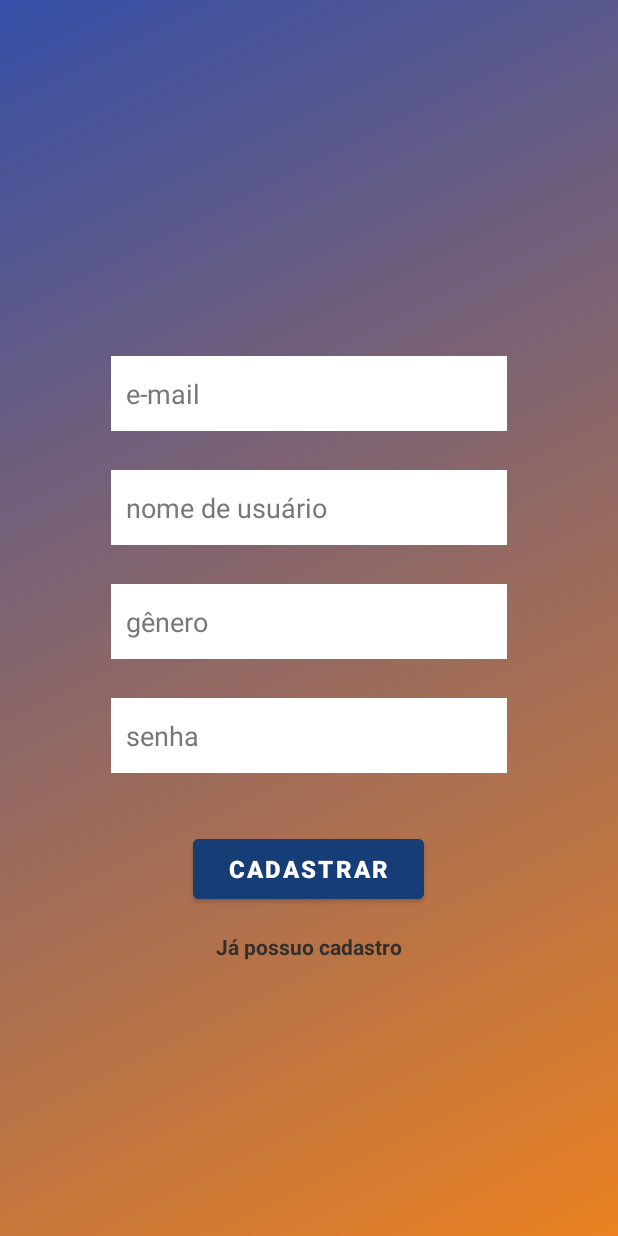
After one commit to CharlesJKK/UDayToday, an Android app: the registerScreen screen opened directly, with no data from a screen before it, on a phone screen of 412 x 824 dp. The commit adds this screen. Run offline under Robolectric (Android 15) with nearby library versions, the phone set to English and light mode, and no system bars.

Commit message:
feat: navegação para tela de registro e design estático da mesma

```diff
--- a/app/build.gradle
+++ b/app/build.gradle
@@ -30,6 +30,9 @@ android {
     kotlinOptions {
         jvmTarget = '1.8'
     }
+    viewBinding{
+        enabled = true
+    }
 }
 
 dependencies {
--- a/app/src/main/AndroidManifest.xml
+++ b/app/src/main/AndroidManifest.xml
@@ -12,6 +12,9 @@
         android:theme="@style/Theme.Udaytoday"
         tools:targetApi="31">
         <activity
+            android:name=".registerScreen"
+            android:exported="false" />
+        <activity
             android:name=".MainActivity"
             android:exported="true">
             <intent-filter>
--- a/app/src/main/java/com/example/udaytoday/MainActivity.kt
+++ b/app/src/main/java/com/example/udaytoday/MainActivity.kt
@@ -1,11 +1,22 @@
 package com.example.udaytoday
 
+import android.content.Intent
 import androidx.appcompat.app.AppCompatActivity
 import android.os.Bundle
+import com.example.udaytoday.databinding.ActivityMainBinding
 
 class MainActivity : AppCompatActivity() {
+
+    private lateinit var binding: ActivityMainBinding
     override fun onCreate(savedInstanceState: Bundle?) {
         super.onCreate(savedInstanceState)
-        setContentView(R.layout.activity_main)
+        binding = ActivityMainBinding.inflate(layoutInflater)
+        val view = binding.root
+        setContentView(view)
+
+        binding.registerBtn.setOnClickListener {
+            val navigationToRegister = Intent(this, registerScreen::class.java)
+            startActivity(navigationToRegister)
+        }
     }
 }
--- /dev/null
+++ b/app/src/main/java/com/example/udaytoday/registerScreen.kt
@@ -0,0 +1,11 @@
+package com.example.udaytoday
+
+import androidx.appcompat.app.AppCompatActivity
+import android.os.Bundle
+
+class registerScreen : AppCompatActivity() {
+    override fun onCreate(savedInstanceState: Bundle?) {
+        super.onCreate(savedInstanceState)
+        setContentView(R.layout.activity_register_screen)
+    }
+}
--- a/app/src/main/res/layout/activity_main.xml
+++ b/app/src/main/res/layout/activity_main.xml
@@ -19,7 +19,7 @@
         app:srcCompat="@drawable/logo" />
 
     <EditText
-        android:id="@+id/email_login"
+        android:id="@+id/username_login"
         android:layout_width="264dp"
         android:layout_height="50dp"
         android:layout_marginTop="62dp"
@@ -37,7 +37,7 @@
         android:id="@+id/password_login"
         android:layout_width="264dp"
         android:layout_height="50dp"
-        android:layout_marginTop="26dp"
+        android:layout_marginTop="24dp"
         android:background="#FFFFFF"
         android:ems="10"
         android:hint="senha"
@@ -46,7 +46,7 @@
         android:textColorHint="@color/material_dynamic_neutral50"
         app:layout_constraintEnd_toEndOf="parent"
         app:layout_constraintStart_toStartOf="parent"
-        app:layout_constraintTop_toBottomOf="@+id/email_login" />
+        app:layout_constraintTop_toBottomOf="@+id/username_login" />
 
     <Button
         android:id="@+id/login_btn"
--- /dev/null
+++ b/app/src/main/res/layout/activity_register_screen.xml
@@ -0,0 +1,103 @@
+<?xml version="1.0" encoding="utf-8"?>
+<LinearLayout xmlns:android="http://schemas.android.com/apk/res/android"
+    xmlns:app="http://schemas.android.com/apk/res-auto"
+    xmlns:tools="http://schemas.android.com/tools"
+    android:layout_width="match_parent"
+    android:layout_height="match_parent"
+    tools:context=".registerScreen"
+    android:background="@drawable/background_linear"
+    android:orientation="vertical"
+    android:gravity="center">
+
+    <EditText
+        android:id="@+id/email_register"
+        android:layout_width="264dp"
+        android:layout_height="50dp"
+        android:layout_marginTop="62dp"
+        android:background="#FFFFFF"
+        android:ems="10"
+        android:hint="e-mail"
+        android:inputType="textEmailAddress"
+        android:padding="10dp"
+        android:textColorHint="@color/material_dynamic_neutral50"
+        app:layout_constraintEnd_toEndOf="parent"
+        app:layout_constraintStart_toStartOf="parent"/>
+
+    <EditText
+        android:id="@+id/username_register"
+        android:layout_width="264dp"
+        android:layout_height="50dp"
+        android:layout_marginTop="26dp"
+        android:background="#FFFFFF"
+        android:ems="10"
+        android:hint="nome de usuário"
+        android:inputType="textEmailAddress"
+        android:padding="10dp"
+        android:textColorHint="@color/material_dynamic_neutral50"
+        app:layout_constraintEnd_toEndOf="parent"
+        app:layout_constraintStart_toStartOf="parent"
+        app:layout_constraintTop_toBottomOf="@+id/email_register" />
+
+    <EditText
+        android:id="@+id/gender_register"
+        android:layout_width="264dp"
+        android:layout_height="50dp"
+        android:layout_marginTop="26dp"
+        android:background="#FFFFFF"
+        android:ems="10"
+        android:hint="gênero"
+        android:inputType="textEmailAddress"
+        android:padding="10dp"
+        android:textColorHint="@color/material_dynamic_neutral50"
+        app:layout_constraintEnd_toEndOf="parent"
+        app:layout_constraintStart_toStartOf="parent"
+        app:layout_constraintTop_toBottomOf="@+id/username_register" />
+
+    <EditText
+        android:id="@+id/password_register"
+        android:layout_width="264dp"
+        android:layout_height="50dp"
+        android:layout_marginTop="26dp"
+        android:background="#FFFFFF"
+        android:ems="10"
+        android:hint="senha"
+        android:inputType="textPassword"
+        android:padding="10dp"
+        android:textColorHint="@color/material_dynamic_neutral50"
+        app:layout_constraintEnd_toEndOf="parent"
+        app:layout_constraintStart_toStartOf="parent"
+        app:layout_constraintTop_toBottomOf="@+id/email_login" />
+
+    <Button
+        android:id="@+id/register_btn"
+        android:layout_width="154dp"
+        android:layout_height="52dp"
+        android:layout_marginTop="38dp"
+        android:backgroundTint="#173D77"
+        android:paddingLeft="10dp"
+        android:paddingTop="5dp"
+        android:paddingRight="10dp"
+        android:paddingBottom="5dp"
+        android:text="Cadastrar"
+        android:textAlignment="center"
+        android:textColor="#FFFFFF"
+        android:textSize="16sp"
+        android:textStyle="bold"
+        app:layout_constraintEnd_toEndOf="parent"
+        app:layout_constraintStart_toStartOf="parent"
+        app:layout_constraintTop_toBottomOf="@+id/password_register" />
+
+    <TextView
+        android:id="@+id/already_registered"
+        android:layout_width="wrap_content"
+        android:layout_height="wrap_content"
+        android:layout_marginTop="8dp"
+        android:clickable="true"
+        android:padding="8dp"
+        android:text="Já possuo cadastro"
+        android:textColor="#322F2F"
+        android:textIsSelectable="false"
+        android:textStyle="bold"
+        />
+
+</LinearLayout>
```
